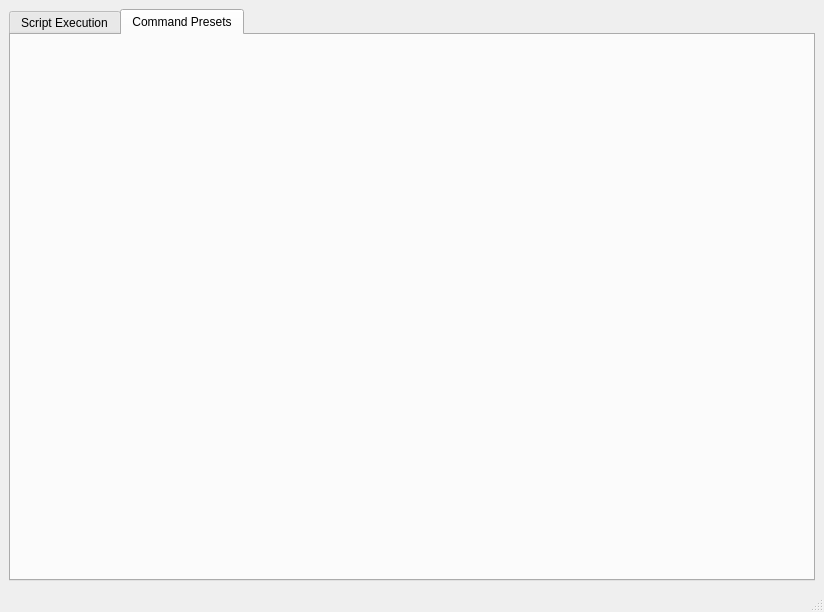
This is mainwindow.ui in mdhira-ai/kalitestGuicmd as Qt 5 draws it before an edit. The edited form follows.
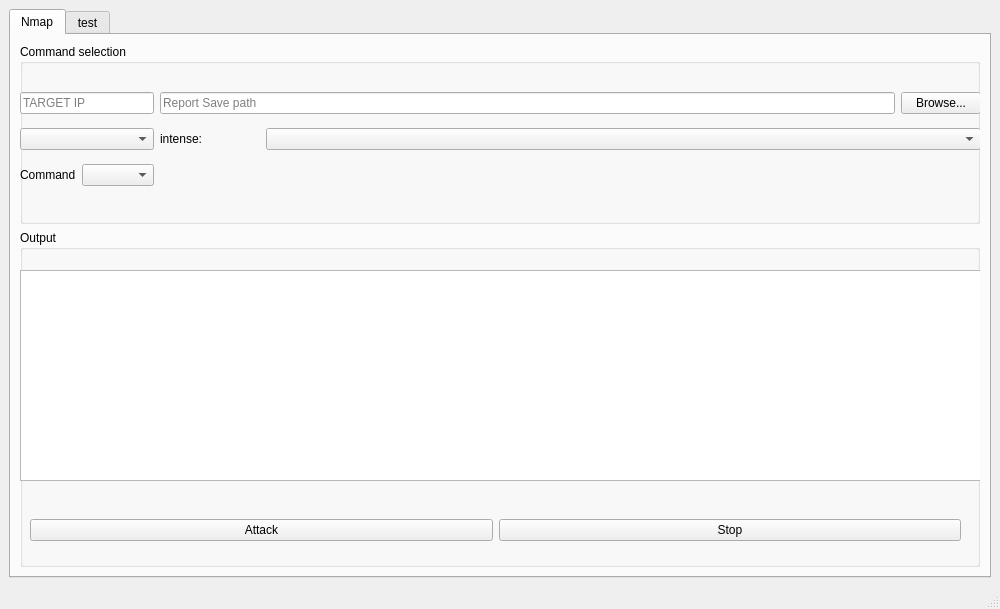
This is the edited form. The open tabs and pages were chosen to show the change.

Commit message: Enhance UI and functionality: update settings, adjust CMake paths, and improve script execution logic with new command options and output handling.

Patch:
```diff
--- a/mainwindow.ui
+++ b/mainwindow.ui
@@ -6,8 +6,8 @@
    <rect>
     <x>0</x>
     <y>0</y>
-    <width>824</width>
-    <height>612</height>
+    <width>1000</width>
+    <height>609</height>
    </rect>
   </property>
   <property name="windowTitle">
@@ -20,9 +20,158 @@
       <property name="currentIndex">
        <number>0</number>
       </property>
+      <widget class="QWidget" name="tab_2">
+       <attribute name="title">
+        <string>Nmap</string>
+       </attribute>
+       <layout class="QVBoxLayout" name="verticalLayout_8">
+        <item>
+         <widget class="QGroupBox" name="groupBox_4">
+          <property name="maximumSize">
+           <size>
+            <width>16777215</width>
+            <height>180</height>
+           </size>
+          </property>
+          <property name="title">
+           <string>Command selection</string>
+          </property>
+          <widget class="QWidget" name="gridLayoutWidget">
+           <property name="geometry">
+            <rect>
+             <x>0</x>
+             <y>40</y>
+             <width>961</width>
+             <height>113</height>
+            </rect>
+           </property>
+           <layout class="QGridLayout" name="gridLayout_2" rowstretch="0,0,0" columnstretch="0,2" columnminimumwidth="0,0">
+            <property name="sizeConstraint">
+             <enum>QLayout::SizeConstraint::SetDefaultConstraint</enum>
+            </property>
+            <item row="2" column="0">
+             <layout class="QHBoxLayout" name="horizontalLayout_6">
+              <item>
+               <widget class="QLabel" name="label_3">
+                <property name="maximumSize">
+                 <size>
+                  <width>100</width>
+                  <height>20</height>
+                 </size>
+                </property>
+                <property name="text">
+                 <string>Command</string>
+                </property>
+               </widget>
+              </item>
+              <item>
+               <widget class="QComboBox" name="comboBox_3_command"/>
+              </item>
+             </layout>
+            </item>
+            <item row="1" column="0">
+             <widget class="QComboBox" name="comboBox_2"/>
+            </item>
+            <item row="0" column="0">
+             <widget class="QLineEdit" name="targetip">
+              <property name="placeholderText">
+               <string>TARGET IP</string>
+              </property>
+             </widget>
+            </item>
+            <item row="0" column="1">
+             <layout class="QHBoxLayout" name="horizontalLayout_7">
+              <item>
+               <widget class="QLineEdit" name="lineEdit_4_filepath">
+                <property name="placeholderText">
+                 <string>Report Save path</string>
+                </property>
+               </widget>
+              </item>
+              <item>
+               <widget class="QPushButton" name="pushButton_4_savebtn">
+                <property name="text">
+                 <string>Browse...</string>
+                </property>
+               </widget>
+              </item>
+             </layout>
+            </item>
+            <item row="1" column="1">
+             <layout class="QHBoxLayout" name="horizontalLayout_4">
+              <item>
+               <widget class="QLabel" name="label_4">
+                <property name="maximumSize">
+                 <size>
+                  <width>100</width>
+                  <height>16777215</height>
+                 </size>
+                </property>
+                <property name="text">
+                 <string>intense:</string>
+                </property>
+               </widget>
+              </item>
+              <item>
+               <widget class="QComboBox" name="comboBox_4_intense"/>
+              </item>
+             </layout>
+            </item>
+           </layout>
+          </widget>
+         </widget>
+        </item>
+        <item>
+         <widget class="QGroupBox" name="groupBox_6">
+          <property name="title">
+           <string>Output</string>
+          </property>
+          <widget class="QTextEdit" name="textEdit_2_nmapoutput">
+           <property name="geometry">
+            <rect>
+             <x>0</x>
+             <y>40</y>
+             <width>961</width>
+             <height>211</height>
+            </rect>
+           </property>
+           <property name="readOnly">
+            <bool>true</bool>
+           </property>
+          </widget>
+          <widget class="QWidget" name="horizontalLayoutWidget">
+           <property name="geometry">
+            <rect>
+             <x>10</x>
+             <y>280</y>
+             <width>931</width>
+             <height>41</height>
+            </rect>
+           </property>
+           <layout class="QHBoxLayout" name="horizontalLayout_8">
+            <item>
+             <widget class="QPushButton" name="attackbtn">
+              <property name="text">
+               <string>Attack</string>
+              </property>
+             </widget>
+            </item>
+            <item>
+             <widget class="QPushButton" name="pushButton_5_nmapstop">
+              <property name="text">
+               <string>Stop</string>
+              </property>
+             </widget>
+            </item>
+           </layout>
+          </widget>
+         </widget>
+        </item>
+       </layout>
+      </widget>
       <widget class="QWidget" name="tab">
        <attribute name="title">
-        <string>Script Execution</string>
+        <string>test</string>
        </attribute>
        <layout class="QVBoxLayout" name="verticalLayout_4">
         <item>
@@ -141,11 +290,6 @@
         </item>
        </layout>
       </widget>
-      <widget class="QWidget" name="tab_2">
-       <attribute name="title">
-        <string>Command Presets</string>
-       </attribute>
-      </widget>
      </widget>
     </item>
    </layout>
```
The commit also changes 6 other files.
